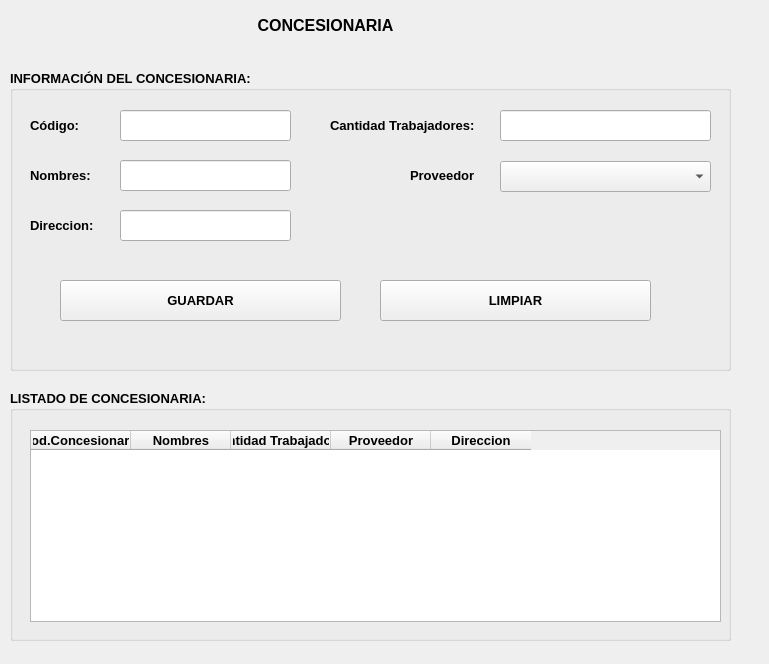
Above: appVehiculos/view/fmconcesionaria.ui from Alonsobox/Proyecto-ProgramacionObj before the change. Below: the same form after it.
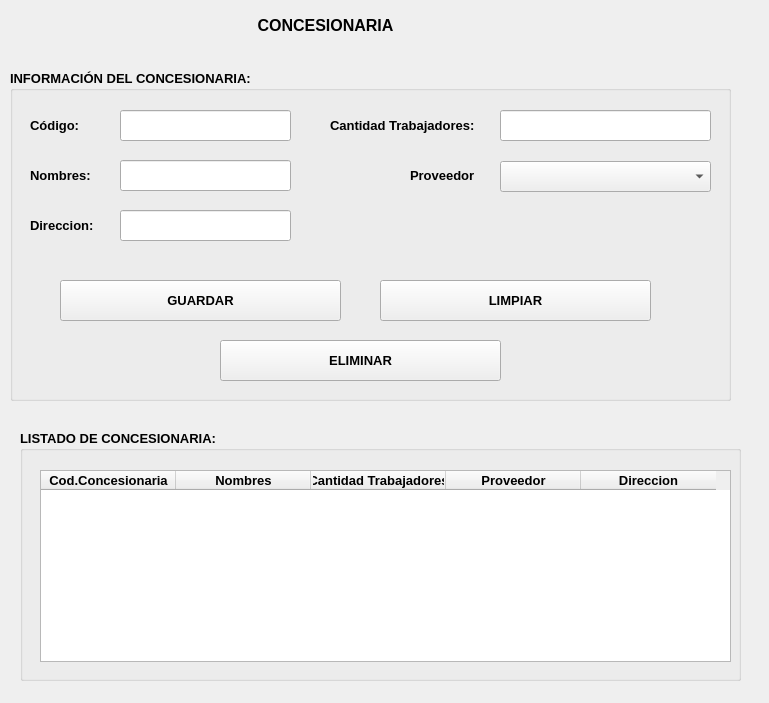
That is the form after the change.

Commit message: Agregamos el votor eliminar a la ventana de Concesionaria

Patch:
```diff
--- a/appVehiculos/view/fmconcesionaria.ui
+++ b/appVehiculos/view/fmconcesionaria.ui
@@ -7,7 +7,7 @@
     <x>0</x>
     <y>0</y>
     <width>769</width>
-    <height>664</height>
+    <height>703</height>
    </rect>
   </property>
   <property name="windowTitle">
@@ -20,7 +20,7 @@
       <x>10</x>
       <y>70</y>
       <width>721</width>
-      <height>301</height>
+      <height>331</height>
      </rect>
     </property>
     <property name="font">
@@ -174,6 +174,19 @@
       </rect>
      </property>
     </widget>
+    <widget class="QPushButton" name="btnEliminar">
+     <property name="geometry">
+      <rect>
+       <x>210</x>
+       <y>270</y>
+       <width>281</width>
+       <height>41</height>
+      </rect>
+     </property>
+     <property name="text">
+      <string>ELIMINAR</string>
+     </property>
+    </widget>
    </widget>
    <widget class="QLabel" name="label">
     <property name="geometry">
@@ -201,12 +214,18 @@
    <widget class="QGroupBox" name="groupBox_2">
     <property name="geometry">
      <rect>
-      <x>10</x>
-      <y>390</y>
+      <x>20</x>
+      <y>430</y>
       <width>721</width>
       <height>251</height>
      </rect>
     </property>
+    <property name="sizePolicy">
+     <sizepolicy hsizetype="Preferred" vsizetype="MinimumExpanding">
+      <horstretch>0</horstretch>
+      <verstretch>0</verstretch>
+     </sizepolicy>
+    </property>
     <property name="font">
      <font>
       <pointsize>10</pointsize>
@@ -226,6 +245,15 @@
        <height>192</height>
       </rect>
      </property>
+     <property name="maximumSize">
+      <size>
+       <width>691</width>
+       <height>16777215</height>
+      </size>
+     </property>
+     <attribute name="horizontalHeaderDefaultSectionSize">
+      <number>135</number>
+     </attribute>
      <column>
       <property name="text">
        <string>Cod.Concesionaria</string>
```
The commit also changes 6 other files.
